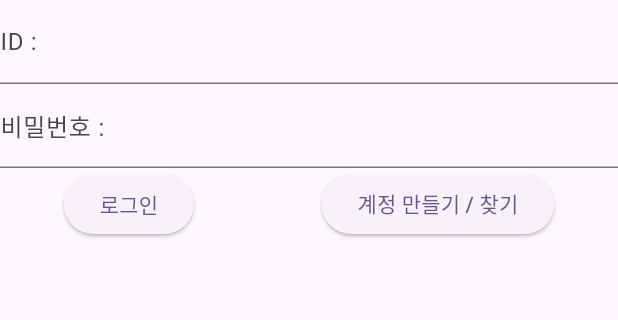
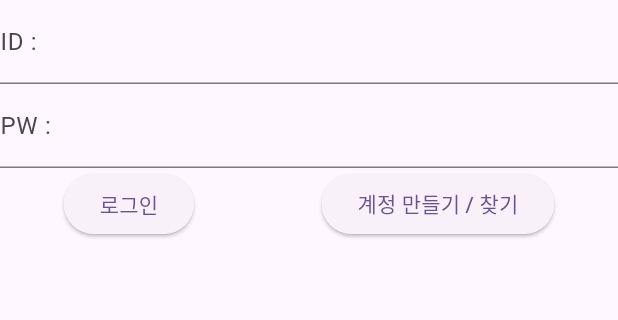
Before and after one commit to lokasenna9312/AiffelThon, a Flutter app: the screen it shows after launch, on a phone screen of 412 x 824 dp, the part 183-503 px from its top. Run offline on Flutter 3.47's test engine with Material 3 defaults, Android fonts, the phone set to English and light mode, and no system bars; our stand-ins replace cloud_firestore, firebase_auth, firebase_core; accounts and stored records are empty; generated files the repository leaves out were written again.

Commit message:
main.dart 로그인창의 비밀번호 입력칸의 "비밀번호:" 를 "PW:"로 수정하였습니다.

```diff
--- a/lib/main.dart
+++ b/lib/main.dart
@@ -109,7 +109,7 @@ class _MainPageState extends State<MainPage> {
           TextField(
             controller: pw_input,
             obscureText: true,
-            decoration: InputDecoration(labelText: '비밀번호 : ')
+            decoration: InputDecoration(labelText: 'PW : ')
           ),
           Row( // 버튼들을 가로로 배치
             mainAxisAlignment: MainAxisAlignment.spaceAround, // 버튼 사이에 공간을 줌
```
Also changed, not shown: 2 other files.
